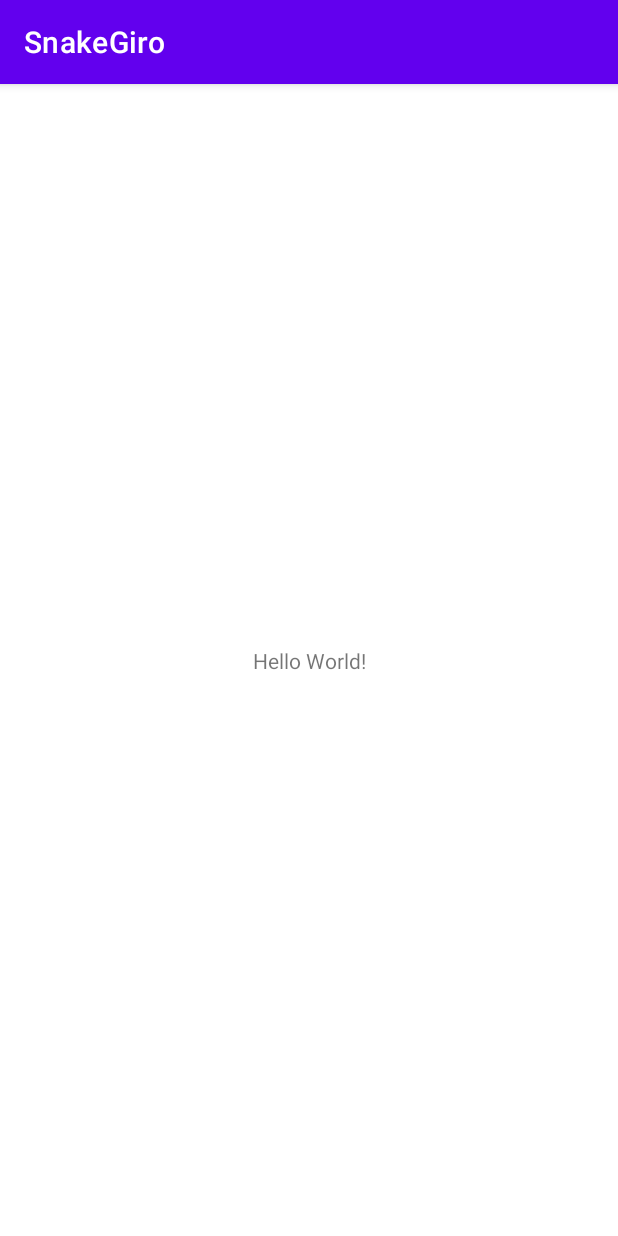
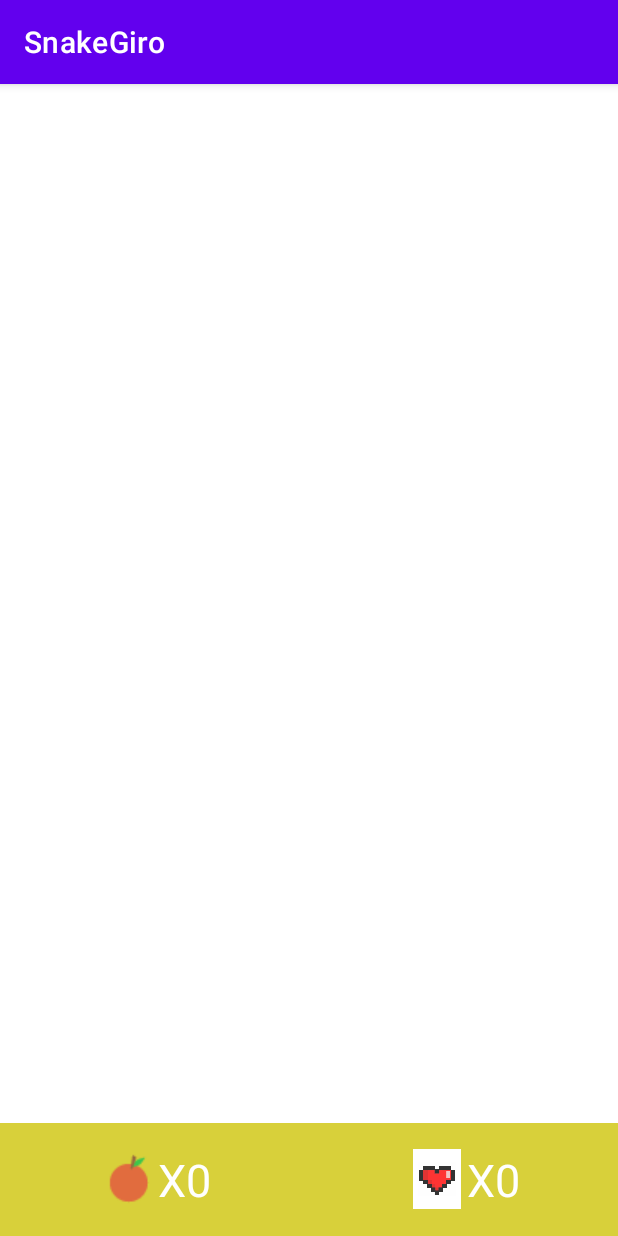
Before and after one commit to arcreane/mobile-snakegyro, an Android app: the screen it shows after launch (MainActivity), on a phone screen of 412 x 824 dp. Run offline under Robolectric (Android 15) with nearby library versions, the phone set to English and light mode, and no system bars.

Commit message:
V1 highscore

```diff
--- a/app/src/main/res/layout/activity_main.xml
+++ b/app/src/main/res/layout/activity_main.xml
@@ -1,18 +1,61 @@
 <?xml version="1.0" encoding="utf-8"?>
-<androidx.constraintlayout.widget.ConstraintLayout xmlns:android="http://schemas.android.com/apk/res/android"
+<RelativeLayout xmlns:android="http://schemas.android.com/apk/res/android"
     xmlns:app="http://schemas.android.com/apk/res-auto"
     xmlns:tools="http://schemas.android.com/tools"
     android:layout_width="match_parent"
     android:layout_height="match_parent"
     tools:context=".MainActivity">
 
-    <TextView
-        android:layout_width="wrap_content"
-        android:layout_height="wrap_content"
-        android:text="Hello World!"
-        app:layout_constraintBottom_toBottomOf="parent"
-        app:layout_constraintLeft_toLeftOf="parent"
-        app:layout_constraintRight_toRightOf="parent"
-        app:layout_constraintTop_toTopOf="parent" />
+    <LinearLayout
+        android:layout_width="match_parent"
+        android:layout_height="75dp"
+        android:background="#CFC509"
+        android:alpha="0.8"
+        android:layout_alignParentBottom="true"
+        android:orientation="horizontal"
+        android:weightSum="2">
+        <RelativeLayout
+            android:layout_width="0dp"
+            android:layout_height="match_parent"
+            android:layout_weight="1">
+            <LinearLayout
+                android:layout_width="wrap_content"
+                android:layout_height="wrap_content"
+                android:orientation="horizontal"
+                android:layout_centerInParent="true">
+                <ImageView
+                    android:src="@drawable/apple"
+                    android:layout_width="40dp"
+                    android:layout_height="40dp"/>
+               <TextView
+                   android:textColor="#ffffffff"
+                   android:textSize="30sp"
+                   android:text="X0"
+                   android:layout_width="wrap_content"
+                   android:layout_height="wrap_content"/>
+            </LinearLayout>
+        </RelativeLayout>
+        <RelativeLayout
+            android:layout_width="0dp"
+            android:layout_height="match_parent"
+            android:layout_weight="1">
+            <LinearLayout
+                android:layout_width="wrap_content"
+                android:layout_height="wrap_content"
+                android:orientation="horizontal"
+                android:layout_centerInParent="true">
+                <ImageView
+                    android:src="@drawable/coeur"
+                    android:layout_width="40dp"
+                    android:layout_height="40dp"/>
+                <TextView
+                    android:textColor="#ffffffff"
+                    android:textSize="30sp"
+                    android:text="X0"
+                    android:layout_width="wrap_content"
+                    android:layout_height="wrap_content"/>
+            </LinearLayout>
+        </RelativeLayout>
+    </LinearLayout>
 
-</androidx.constraintlayout.widget.ConstraintLayout>
+</RelativeLayout>
```
Also changed, not shown: app/src/main/res/drawable-v24/apple.png (added), app/src/main/res/drawable-v24/coeur.png (added).
